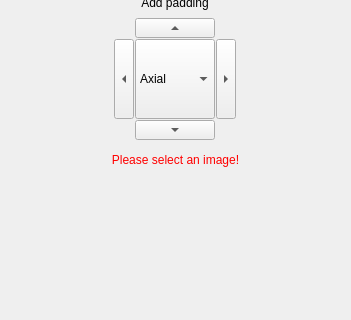
Above: src/internal/PaddingViewControls.ui from araex/mitk-gem before the change; both pictures show x 0 to 351 and y 156 to 476 of the 351 by 668 pixel window. Below: the same form after it.
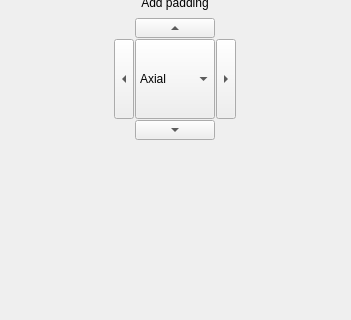
That is the form after the change.

```diff
--- a/src/internal/PaddingViewControls.ui
+++ b/src/internal/PaddingViewControls.ui
@@ -577,16 +577,6 @@
          </layout>
         </widget>
        </item>
-       <item>
-        <widget class="QLabel" name="labelWarning">
-         <property name="styleSheet">
-          <string notr="true">QLabel { color: rgb(255, 0, 0) }</string>
-         </property>
-         <property name="text">
-          <string>&lt;html&gt;&lt;head/&gt;&lt;body&gt;&lt;p align=&quot;center&quot;&gt;Please select an image!&lt;/p&gt;&lt;/body&gt;&lt;/html&gt;</string>
-         </property>
-        </widget>
-       </item>
        <item>
         <spacer name="spacer1_2">
          <property name="orientation">
```
